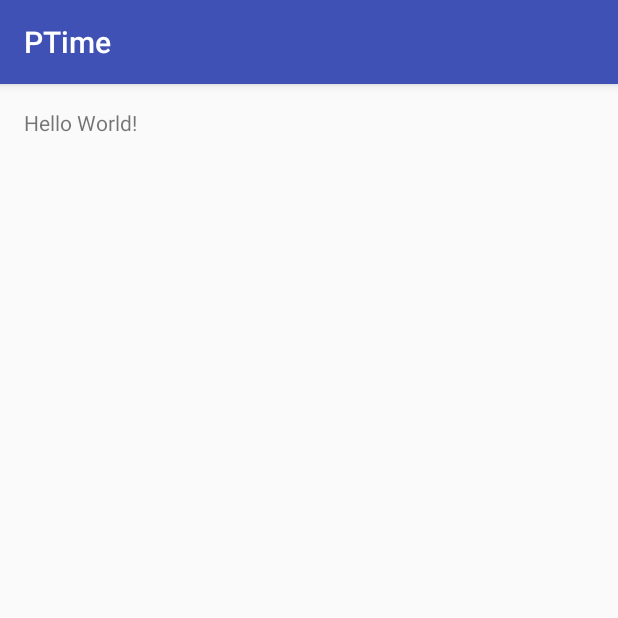
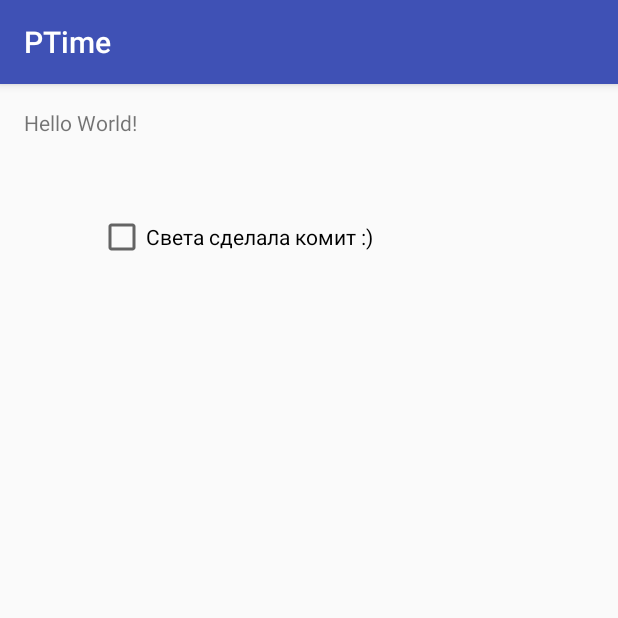
Before and after one commit to nyakuba/PTime, an Android app: the screen it shows after launch (HomeActivity), on a phone screen of 412 x 824 dp, the top half of it. Run offline under Robolectric (Android 15) with nearby library versions, the phone set to English and light mode, and no system bars.

```diff
--- a/app/src/main/res/layout/activity_home.xml
+++ b/app/src/main/res/layout/activity_home.xml
@@ -14,4 +14,16 @@
         android:layout_width="wrap_content"
         android:layout_height="wrap_content"
         android:text="Hello World!" />
+
+    <CheckBox
+        android:text="Света сделала комит :)"
+        android:layout_width="wrap_content"
+        android:layout_height="wrap_content"
+        android:layout_alignParentLeft="true"
+        android:layout_alignParentStart="true"
+        android:layout_marginLeft="49dp"
+        android:layout_marginStart="49dp"
+        android:layout_marginTop="70dp"
+        android:id="@+id/checkBox" />
+
 </RelativeLayout>
```
